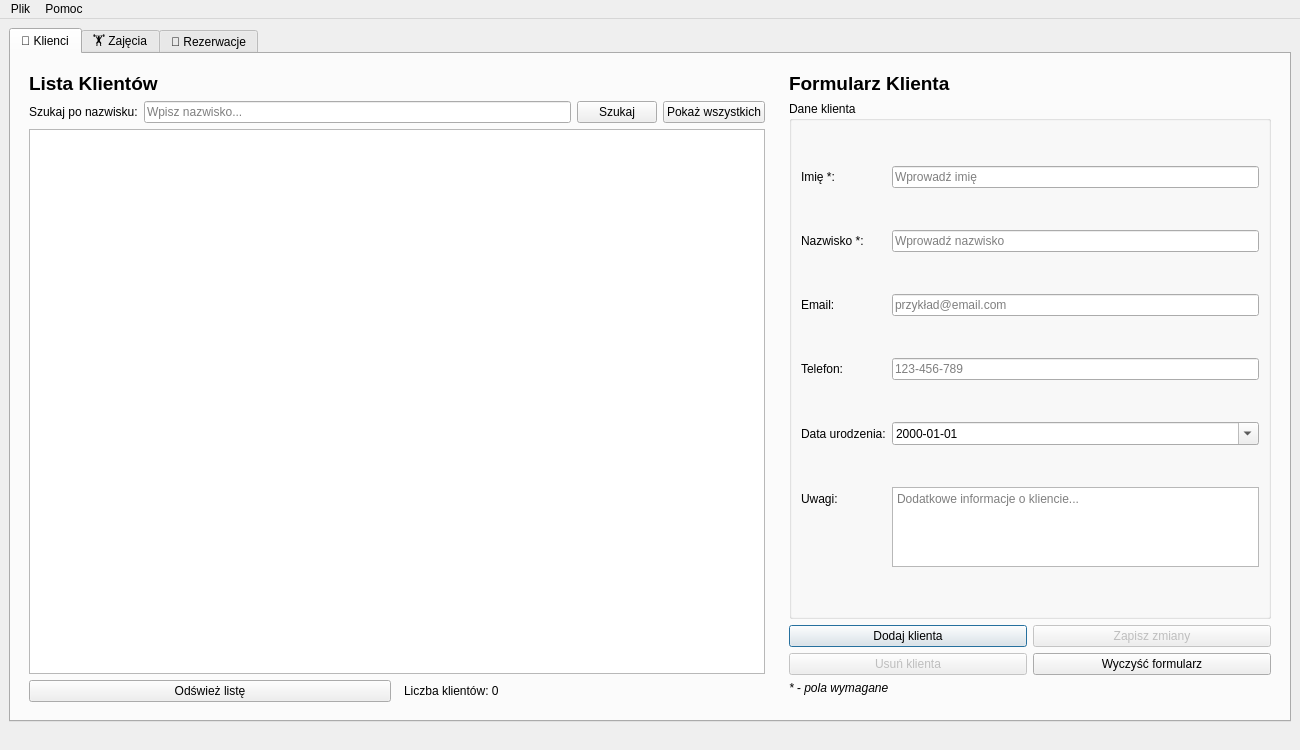
First picture: the form in mainwindow.ui, repository kacperhy/ZSilka, before the edit.
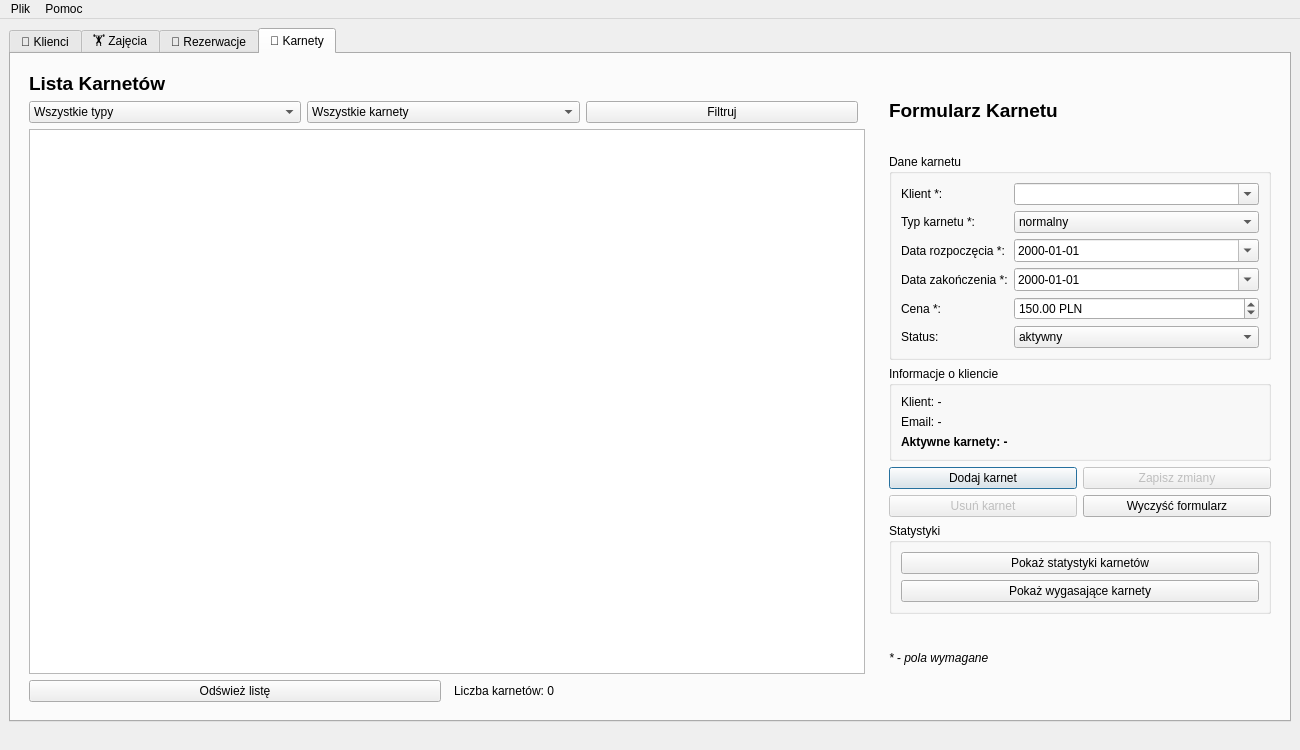
Second picture: the form after the edit. The open tabs and pages were chosen to show the change.

Commit message: Karnety działają (ale można poprawić)

Patch:
```diff
--- a/mainwindow.ui
+++ b/mainwindow.ui
@@ -1063,6 +1063,430 @@
         </item>
        </layout>
       </widget>
+
+      <!-- ==================== ZAKŁADKA 4: KARNETY ==================== -->
+      <widget class="QWidget" name="tabKarnety">
+       <attribute name="title">
+        <string>🎫 Karnety</string>
+       </attribute>
+       <layout class="QHBoxLayout" name="horizontalLayout_karnety">
+        <item>
+         <!-- LEWA STRONA - LISTA KARNETÓW -->
+         <widget class="QWidget" name="leftPanelKarnety" native="true">
+          <property name="minimumSize">
+           <size>
+            <width>650</width>
+            <height>0</height>
+           </size>
+          </property>
+          <layout class="QVBoxLayout" name="verticalLayout_leftKarnety">
+           <item>
+            <widget class="QLabel" name="labelKarnetyTitle">
+             <property name="text">
+              <string>Lista Karnetów</string>
+             </property>
+             <property name="font">
+              <font>
+               <pointsize>14</pointsize>
+               <weight>75</weight>
+               <bold>true</bold>
+              </font>
+             </property>
+            </widget>
+           </item>
+
+           <!-- Filtrowanie karnetów -->
+           <item>
+            <layout class="QHBoxLayout" name="filterLayoutKarnety">
+             <item>
+              <widget class="QComboBox" name="comboBoxFilterTypKarnetu">
+               <item>
+                <property name="text">
+                 <string>Wszystkie typy</string>
+                </property>
+               </item>
+               <item>
+                <property name="text">
+                 <string>Tylko normalne</string>
+                </property>
+               </item>
+               <item>
+                <property name="text">
+                 <string>Tylko studenckie</string>
+                </property>
+               </item>
+              </widget>
+             </item>
+             <item>
+              <widget class="QComboBox" name="comboBoxFilterStatusKarnetu">
+               <item>
+                <property name="text">
+                 <string>Wszystkie karnety</string>
+                </property>
+               </item>
+               <item>
+                <property name="text">
+                 <string>Tylko aktywne</string>
+                </property>
+               </item>
+               <item>
+                <property name="text">
+                 <string>Tylko nieaktywne</string>
+                </property>
+               </item>
+              </widget>
+             </item>
+             <item>
+              <widget class="QPushButton" name="pushButtonFilterKarnety">
+               <property name="text">
+                <string>Filtruj</string>
+               </property>
+              </widget>
+             </item>
+             <item>
+              <spacer name="horizontalSpacerFilterKarnety">
+               <property name="orientation">
+                <enum>Qt::Horizontal</enum>
+               </property>
+              </spacer>
+             </item>
+            </layout>
+           </item>
+
+           <!-- Tabela z karnetami -->
+           <item>
+            <widget class="QTableWidget" name="tableWidgetKarnety">
+             <property name="alternatingRowColors">
+              <bool>true</bool>
+             </property>
+             <property name="selectionBehavior">
+              <enum>QAbstractItemView::SelectRows</enum>
+             </property>
+             <property name="sortingEnabled">
+              <bool>true</bool>
+             </property>
+            </widget>
+           </item>
+
+           <!-- Przyciski akcji karnetów -->
+           <item>
+            <layout class="QHBoxLayout" name="buttonsLayoutKarnety">
+             <item>
+              <widget class="QPushButton" name="pushButtonOdswiezKarnety">
+               <property name="text">
+                <string>Odśwież listę</string>
+               </property>
+              </widget>
+             </item>
+             <item>
+              <spacer name="horizontalSpacerKarnety">
+               <property name="orientation">
+                <enum>Qt::Horizontal</enum>
+               </property>
+              </spacer>
+             </item>
+             <item>
+              <widget class="QLabel" name="labelLiczbaKarnetow">
+               <property name="text">
+                <string>Liczba karnetów: 0</string>
+               </property>
+              </widget>
+             </item>
+            </layout>
+           </item>
+          </layout>
+         </widget>
+        </item>
+
+        <item>
+         <!-- PRAWA STRONA - FORMULARZ KARNETU -->
+         <widget class="QWidget" name="rightPanelKarnety" native="true">
+          <property name="minimumSize">
+           <size>
+            <width>400</width>
+            <height>0</height>
+           </size>
+          </property>
+          <property name="maximumSize">
+           <size>
+            <width>500</width>
+            <height>16777215</height>
+           </size>
+          </property>
+          <layout class="QVBoxLayout" name="verticalLayout_rightKarnety">
+           <item>
+            <widget class="QLabel" name="labelFormularzKarnetuTitle">
+             <property name="text">
+              <string>Formularz Karnetu</string>
+             </property>
+             <property name="font">
+              <font>
+               <pointsize>14</pointsize>
+               <weight>75</weight>
+               <bold>true</bold>
+              </font>
+             </property>
+            </widget>
+           </item>
+
+           <!-- Formularz karnetu -->
+           <item>
+            <widget class="QGroupBox" name="groupBoxFormularzKarnetu">
+             <property name="title">
+              <string>Dane karnetu</string>
+             </property>
+             <layout class="QFormLayout" name="formLayoutKarnetu">
+              <item row="0" column="0">
+               <widget class="QLabel" name="labelKlientKarnetu">
+                <property name="text">
+                 <string>Klient *:</string>
+                </property>
+               </widget>
+              </item>
+              <item row="0" column="1">
+               <widget class="QComboBox" name="comboBoxKlientKarnetu">
+                <property name="editable">
+                 <bool>true</bool>
+                </property>
+               </widget>
+              </item>
+              <item row="1" column="0">
+               <widget class="QLabel" name="labelTypKarnetu">
+                <property name="text">
+                 <string>Typ karnetu *:</string>
+                </property>
+               </widget>
+              </item>
+              <item row="1" column="1">
+               <widget class="QComboBox" name="comboBoxTypKarnetu">
+                <item>
+                 <property name="text">
+                  <string>normalny</string>
+                 </property>
+                </item>
+                <item>
+                 <property name="text">
+                  <string>studencki</string>
+                 </property>
+                </item>
+               </widget>
+              </item>
+              <item row="2" column="0">
+               <widget class="QLabel" name="labelDataRozpocKarnetu">
+                <property name="text">
+                 <string>Data rozpoczęcia *:</string>
+                </property>
+               </widget>
+              </item>
+              <item row="2" column="1">
+               <widget class="QDateEdit" name="dateEditRozpocKarnetu">
+                <property name="displayFormat">
+                 <string>yyyy-MM-dd</string>
+                </property>
+                <property name="calendarPopup">
+                 <bool>true</bool>
+                </property>
+               </widget>
+              </item>
+              <item row="3" column="0">
+               <widget class="QLabel" name="labelDataZakonKarnetu">
+                <property name="text">
+                 <string>Data zakończenia *:</string>
+                </property>
+               </widget>
+              </item>
+              <item row="3" column="1">
+               <widget class="QDateEdit" name="dateEditZakonKarnetu">
+                <property name="displayFormat">
+                 <string>yyyy-MM-dd</string>
+                </property>
+                <property name="calendarPopup">
+                 <bool>true</bool>
+                </property>
+               </widget>
+              </item>
+              <item row="4" column="0">
+               <widget class="QLabel" name="labelCenaKarnetu">
+                <property name="text">
+                 <string>Cena *:</string>
+                </property>
+               </widget>
+              </item>
+              <item row="4" column="1">
+               <widget class="QDoubleSpinBox" name="doubleSpinBoxCenaKarnetu">
+                <property name="suffix">
+                 <string> PLN</string>
+                </property>
+                <property name="minimum">
+                 <double>0.010000000000000</double>
+                </property>
+                <property name="maximum">
+                 <double>9999.990000000000000</double>
+                </property>
+                <property name="value">
+                 <double>150.000000000000000</double>
+                </property>
+               </widget>
+              </item>
+              <item row="5" column="0">
+               <widget class="QLabel" name="labelStatusKarnetu">
+                <property name="text">
+                 <string>Status:</string>
+                </property>
+               </widget>
+              </item>
+              <item row="5" column="1">
+               <widget class="QComboBox" name="comboBoxStatusKarnetu">
+                <item>
+                 <property name="text">
+                  <string>aktywny</string>
+                 </property>
+                </item>
+                <item>
+                 <property name="text">
+                  <string>nieaktywny</string>
+                 </property>
+                </item>
+               </widget>
+              </item>
+             </layout>
+            </widget>
+           </item>
+
+           <!-- Informacje o kliencie -->
+           <item>
+            <widget class="QGroupBox" name="groupBoxInfoKlient">
+             <property name="title">
+              <string>Informacje o kliencie</string>
+             </property>
+             <layout class="QVBoxLayout" name="verticalLayoutInfoKlient">
+              <item>
+               <widget class="QLabel" name="labelInfoImieNazwisko">
+                <property name="text">
+                 <string>Klient: -</string>
+                </property>
+               </widget>
+              </item>
+              <item>
+               <widget class="QLabel" name="labelInfoEmailKlient">
+                <property name="text">
+                 <string>Email: -</string>
+                </property>
+               </widget>
+              </item>
+              <item>
+               <widget class="QLabel" name="labelInfoAktywneKarnety">
+                <property name="text">
+                 <string>Aktywne karnety: -</string>
+                </property>
+                <property name="font">
+                 <font>
+                  <weight>75</weight>
+                  <bold>true</bold>
+                 </font>
+                </property>
+               </widget>
+              </item>
+             </layout>
+            </widget>
+           </item>
+
+           <!-- Przyciski formularza karnetu -->
+           <item>
+            <layout class="QHBoxLayout" name="formButtonsLayoutKarnetu">
+             <item>
+              <widget class="QPushButton" name="pushButtonDodajKarnet">
+               <property name="text">
+                <string>Dodaj karnet</string>
+               </property>
+               <property name="default">
+                <bool>true</bool>
+               </property>
+              </widget>
+             </item>
+             <item>
+              <widget class="QPushButton" name="pushButtonEdytujKarnet">
+               <property name="text">
+                <string>Zapisz zmiany</string>
+               </property>
+               <property name="enabled">
+                <bool>false</bool>
+               </property>
+              </widget>
+             </item>
+            </layout>
+           </item>
+           <item>
+            <layout class="QHBoxLayout" name="formButtonsLayoutKarnetu2">
+             <item>
+              <widget class="QPushButton" name="pushButtonUsunKarnet">
+               <property name="text">
+                <string>Usuń karnet</string>
+               </property>
+               <property name="enabled">
+                <bool>false</bool>
+               </property>
+              </widget>
+             </item>
+             <item>
+              <widget class="QPushButton" name="pushButtonWyczyscKarnet">
+               <property name="text">
+                <string>Wyczyść formularz</string>
+               </property>
+              </widget>
+             </item>
+            </layout>
+           </item>
+
+           <!-- Statystyki karnetów -->
+           <item>
+            <widget class="QGroupBox" name="groupBoxStatystykiKarnety">
+             <property name="title">
+              <string>Statystyki</string>
+             </property>
+             <layout class="QVBoxLayout" name="verticalLayoutStatystykiKarnety">
+              <item>
+               <widget class="QPushButton" name="pushButtonPokazStatystykiKarnety">
+                <property name="text">
+                 <string>Pokaż statystyki karnetów</string>
+                </property>
+               </widget>
+              </item>
+              <item>
+               <widget class="QPushButton" name="pushButtonPokazWygasajace">
+                <property name="text">
+                 <string>Pokaż wygasające karnety</string>
+                </property>
+               </widget>
+              </item>
+             </layout>
+            </widget>
+           </item>
+
+           <item>
+            <widget class="QLabel" name="labelWymaganeKarnety">
+             <property name="text">
+              <string>* - pola wymagane</string>
+             </property>
+             <property name="font">
+              <font>
+               <italic>true</italic>
+              </font>
+             </property>
+            </widget>
+           </item>
+           <item>
+            <spacer name="verticalSpacerKarnety">
+             <property name="orientation">
+              <enum>Qt::Vertical</enum>
+             </property>
+            </spacer>
+           </item>
+          </layout>
+         </widget>
+        </item>
+       </layout>
+      </widget>
      </widget>
     </item>
    </layout>
```
The commit also changes 4 other files.
